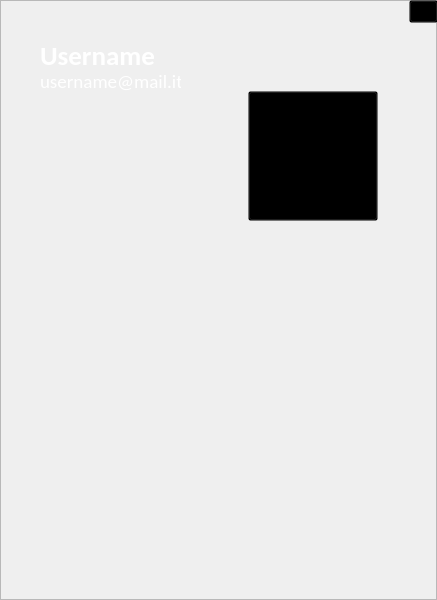
The window that ClientModule/userprofile.ui (giovannic96/Real-time-collaborative-text-editor) describes before a commit, drawn with Qt 5.
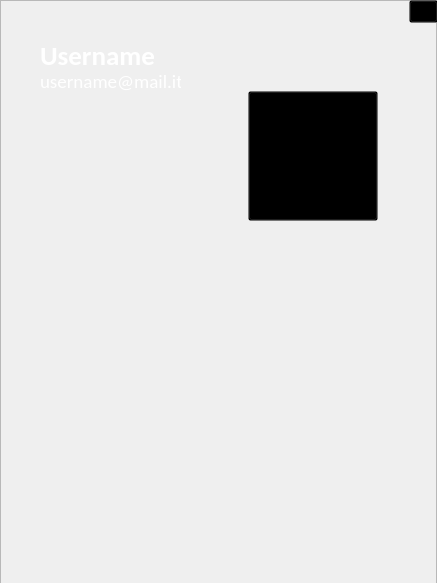
The same window after the commit. Icons and pictures are not drawn.

The edit to the form file:
```diff
--- a/ClientModule/userprofile.ui
+++ b/ClientModule/userprofile.ui
@@ -7,9 +7,21 @@
     <x>0</x>
     <y>0</y>
     <width>437</width>
-    <height>600</height>
+    <height>583</height>
    </rect>
   </property>
+  <property name="minimumSize">
+   <size>
+    <width>437</width>
+    <height>583</height>
+   </size>
+  </property>
+  <property name="maximumSize">
+   <size>
+    <width>437</width>
+    <height>583</height>
+   </size>
+  </property>
   <property name="windowTitle">
    <string>Form</string>
   </property>
```
Left out of the diff: 108 changed lines with no effect on the pictures.
